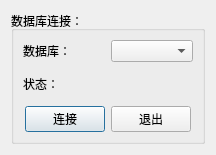
Above: CMS/dbconnect.ui from ZYSzys/commodity-management-system before the change. Below: the same form after it.
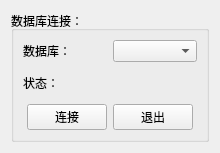
That is the form after the change.

What changed in the file:
```diff
--- a/CMS/dbconnect.ui
+++ b/CMS/dbconnect.ui
@@ -6,8 +6,8 @@
    <rect>
     <x>0</x>
     <y>0</y>
-    <width>216</width>
-    <height>155</height>
+    <width>220</width>
+    <height>153</height>
    </rect>
   </property>
   <property name="minimumSize">
@@ -18,7 +18,7 @@
   </property>
   <property name="maximumSize">
    <size>
-    <width>216</width>
+    <width>235</width>
     <height>155</height>
    </size>
   </property>
@@ -73,6 +73,15 @@
           <property name="text">
            <string>连接</string>
           </property>
+          <property name="autoDefault">
+           <bool>false</bool>
+          </property>
+          <property name="default">
+           <bool>false</bool>
+          </property>
+          <property name="flat">
+           <bool>false</bool>
+          </property>
          </widget>
         </item>
         <item>
@@ -80,6 +89,12 @@
           <property name="text">
            <string>退出</string>
           </property>
+          <property name="autoDefault">
+           <bool>false</bool>
+          </property>
+          <property name="default">
+           <bool>false</bool>
+          </property>
          </widget>
         </item>
         <item>
```
